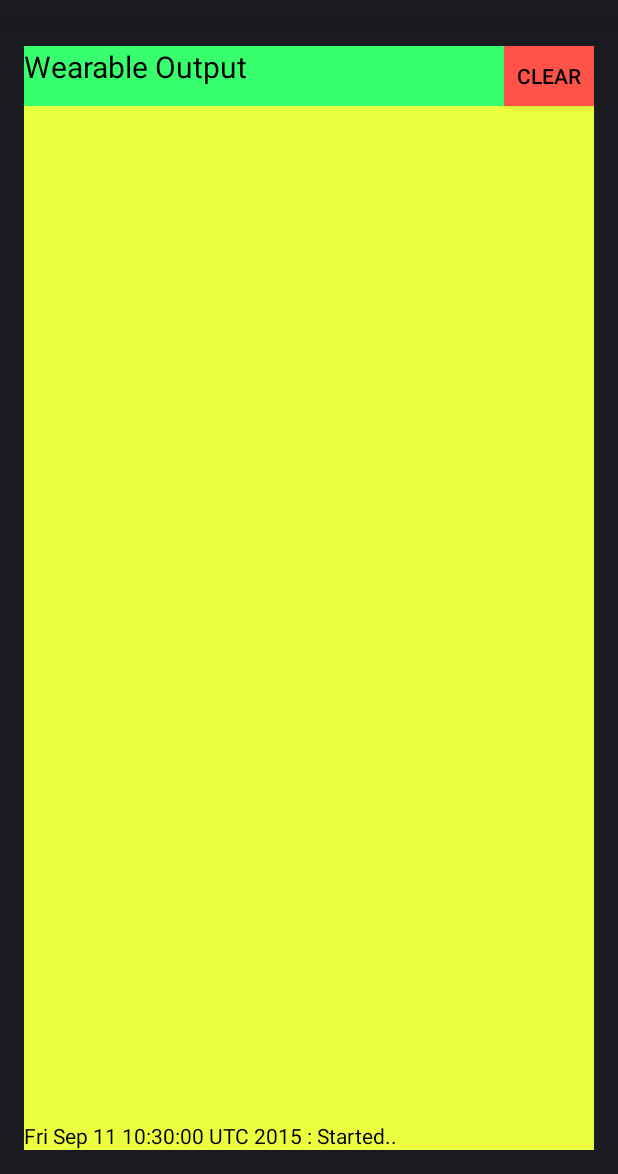
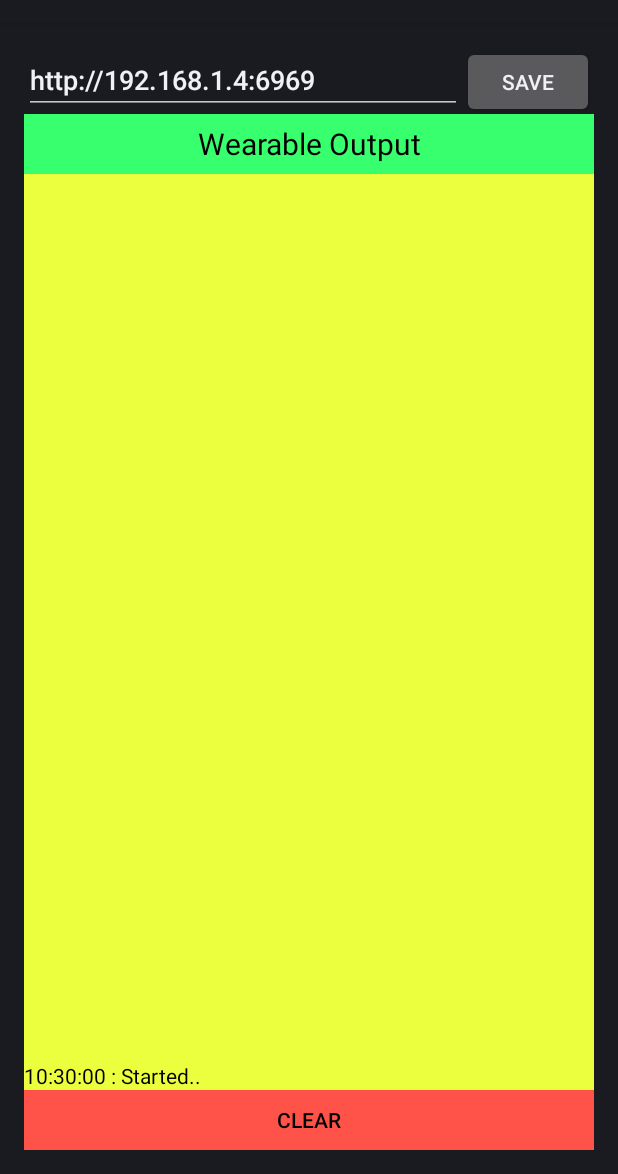
Before and after one commit to kaminskypavel/geekcon15-may-the-force-be-with-you, an Android app: the screen it shows after launch (MobileMainActivity), on a phone screen of 412 x 824 dp, the part 62-1236 px from its top. Run offline under Robolectric (Android 15) with nearby library versions, the phone set to English and light mode, and no system bars; our stand-ins replace ButterKnife, Volley.

Commit message:
control drone proxy server url

```diff
--- a/drone-android/mobile/src/main/java/com/geekcon/maytheforces/DroneProxyService.java
+++ b/drone-android/mobile/src/main/java/com/geekcon/maytheforces/DroneProxyService.java
@@ -13,17 +13,23 @@ import com.android.volley.toolbox.Volley;
  * Created by Pavel 'PK' Kaminsky on 09/2015.
  */
 public class DroneProxyService {
-    public static String SERVER_URL = "http://192.168.1.2:6969";
 
     RequestQueue queue;
+    String serverUrl;
 
-    public DroneProxyService(Context ctx) {
+    public DroneProxyService(Context ctx, String serverUrl) {
         queue = Volley.newRequestQueue(ctx);
+        this.serverUrl = serverUrl;
+    }
+
+
+    public void setServerUrl(String serverUrl) {
+        this.serverUrl = serverUrl;
     }
 
     private void call(int type, String url) {
         // Request a string response from the provided URL.
-        StringRequest stringRequest = new StringRequest(type, SERVER_URL + url,
+        StringRequest stringRequest = new StringRequest(type, serverUrl + url,
                 new Response.Listener<String>() {
                     @Override
                     public void onResponse(String response) {
--- a/drone-android/mobile/src/main/java/com/geekcon/maytheforces/MobileMainActivity.java
+++ b/drone-android/mobile/src/main/java/com/geekcon/maytheforces/MobileMainActivity.java
@@ -8,10 +8,11 @@ import android.content.IntentFilter;
 import android.os.Bundle;
 import android.support.v4.content.LocalBroadcastManager;
 import android.text.method.ScrollingMovementMethod;
-import android.view.View;
+import android.widget.EditText;
 import android.widget.TextView;
 import android.widget.Toast;
 
+import java.text.SimpleDateFormat;
 import java.util.Date;
 
 import butterknife.Bind;
@@ -21,8 +22,20 @@ import butterknife.OnClick;
 
 public class MobileMainActivity extends Activity {
 
+    private String serverUrl;
+
     @Bind(R.id.messageTextView)
     TextView messageTextView;
+
+    @Bind(R.id.ipEditText)
+    EditText ipEditText;
+
+    @OnClick(R.id.saveButton)
+    public void saveUrl() {
+        serverUrl = ipEditText.getText().toString();
+        droneService.setServerUrl(serverUrl);
+        Toast.makeText(this, "Saved new server", Toast.LENGTH_SHORT).show();
+    }
 
     @OnClick(R.id.clearButton)
     public void clearLog() {
@@ -66,7 +79,7 @@ public class MobileMainActivity extends Activity {
         ButterKnife.bind(this);
         messageTextView.setMovementMethod(new ScrollingMovementMethod());
 
-        droneService = new DroneProxyService(this);
+        droneService = new DroneProxyService(this, ipEditText.getText().toString());
         LocalBroadcastManager.getInstance(this).registerReceiver(receiver, new IntentFilter("wear-event"));
 
         appendMessage("Started..");
@@ -74,7 +87,8 @@ public class MobileMainActivity extends Activity {
 
 
     private void appendMessage(String text) {
-        messageTextView.setText(messageTextView.getText() + "\n" + new Date() + " : " + text);
+        SimpleDateFormat simpleDateFormat = new SimpleDateFormat("HH:mm:ss");
+        messageTextView.setText(messageTextView.getText() + "\n" + simpleDateFormat.format(new Date()) + " : " + text);
     }
 
     @Override
--- a/drone-android/mobile/src/main/res/layout/activity_main.xml
+++ b/drone-android/mobile/src/main/res/layout/activity_main.xml
@@ -8,55 +8,21 @@
     android:paddingTop="@dimen/activity_vertical_margin"
     tools:context=".MainActivity">
 
-    <!--
-        <RelativeLayout
-            android:layout_width="fill_parent"
-            android:layout_height="fill_parent">
-
-            <LinearLayout
-                android:layout_width="fill_parent"
-                android:layout_height="48dp"
-                android:id="@+id/linearLayout">
-
-                <Button
-                    android:id="@+id/land_button"
-                    android:layout_width="match_parent"
-                    android:layout_height="fill_parent"
-                    android:layout_weight="0.5"
-                    android:background="@color/yellow"
-                    android:text="Land" />
-
-                <Button
-                    android:id="@+id/takeoff_button"
-                    android:layout_width="match_parent"
-                    android:layout_height="fill_parent"
-                    android:layout_weight="0.5"
-                    android:background="@color/green"
-                    android:text="Take Off" />
-            </LinearLayout>
-
-            <Button
-                android:id="@+id/stop_button"
-                android:layout_width="wrap_content"
-                android:layout_height="fill_parent"
-                android:background="@color/red"
-                android:text="STOP!"
-                android:textColor="@color/white"
-                android:layout_below="@+id/linearLayout"
-                android:layout_alignParentBottom="true"
-                android:layout_alignParentEnd="true"
-                android:layout_alignParentStart="true"
-                android:textSize="40sp"/>
-        </RelativeLayout>
-    -->
+    <LinearLayout
+        android:layout_width="0px"
+        android:layout_height="0px"
+        android:focusable="true"
+        android:focusableInTouchMode="true" />
 
     <TextView
         android:id="@+id/textView"
         android:layout_width="fill_parent"
         android:layout_height="40dp"
+        android:layout_alignParentStart="true"
+        android:layout_below="@+id/ipEditText"
         android:background="@color/green"
+        android:gravity="center"
         android:text="Wearable Output"
-        android:textAlignment="center"
         android:textColor="@color/black"
         android:textSize="20dp" />
 
@@ -64,7 +30,9 @@
         android:id="@+id/clearButton"
         android:layout_width="60dp"
         android:layout_height="40dp"
-        android:layout_alignRight="@id/textView"
+        android:layout_alignEnd="@+id/messageTextView"
+        android:layout_alignParentBottom="true"
+        android:layout_alignParentStart="true"
         android:background="@color/red"
         android:text="Clear"
         android:textAlignment="center"
@@ -75,11 +43,29 @@
         android:id="@+id/messageTextView"
         android:layout_width="fill_parent"
         android:layout_height="fill_parent"
+        android:layout_above="@+id/clearButton"
         android:layout_below="@+id/textView"
         android:background="@color/yellow"
+        android:gravity="bottom"
+        android:maxLines="10000"
         android:scrollbars="vertical"
-        android:maxLines = "10000"
-        android:gravity="bottom"
         android:textColor="@color/black" />
 
+    <EditText
+        android:id="@+id/ipEditText"
+        android:layout_width="wrap_content"
+        android:layout_height="wrap_content"
+        android:layout_alignParentStart="true"
+        android:layout_alignParentTop="true"
+        android:layout_toStartOf="@+id/saveButton"
+        android:text="http://192.168.1.4:6969" />
+
+    <Button
+        android:id="@+id/saveButton"
+        android:layout_width="wrap_content"
+        android:layout_height="wrap_content"
+        android:layout_alignEnd="@+id/textView"
+        android:layout_alignTop="@+id/ipEditText"
+        android:text="Save" />
+
 </RelativeLayout>
--- a/drone-android/wear/src/main/java/com/geekcon/maytheforces/AccEventListener.java
+++ b/drone-android/wear/src/main/java/com/geekcon/maytheforces/AccEventListener.java
@@ -12,6 +12,7 @@ public class AccEventListener implements SensorEventListener {
     private long lastUpdate = 0;
     private float last_x, last_y, last_z;
     private static final int SHAKE_THRESHOLD = 600;
+    private static final int SAMPLE_PER_SECOND = 3;
     private DroneProxyService droneService;
 
 
@@ -30,15 +31,12 @@ public class AccEventListener implements SensorEventListener {
 
             long curTime = System.currentTimeMillis();
 
-            if ((curTime - lastUpdate) > 1000) {
+            if ((curTime - lastUpdate) > 1000 / SAMPLE_PER_SECOND) {
                 String data = String.format("%.2f", x) + "/" + String.format("%.2f", y) + "/" + String.format("%.2f", z);
-                System.out.println(data);
-
                 droneService.message("xyz", data);
 
                 long diffTime = (curTime - lastUpdate);
                 lastUpdate = curTime;
-
                 float speed = Math.abs(x + y + z - last_x - last_y - last_z) / diffTime * 10000;
 
                 if (speed > SHAKE_THRESHOLD) {
```
